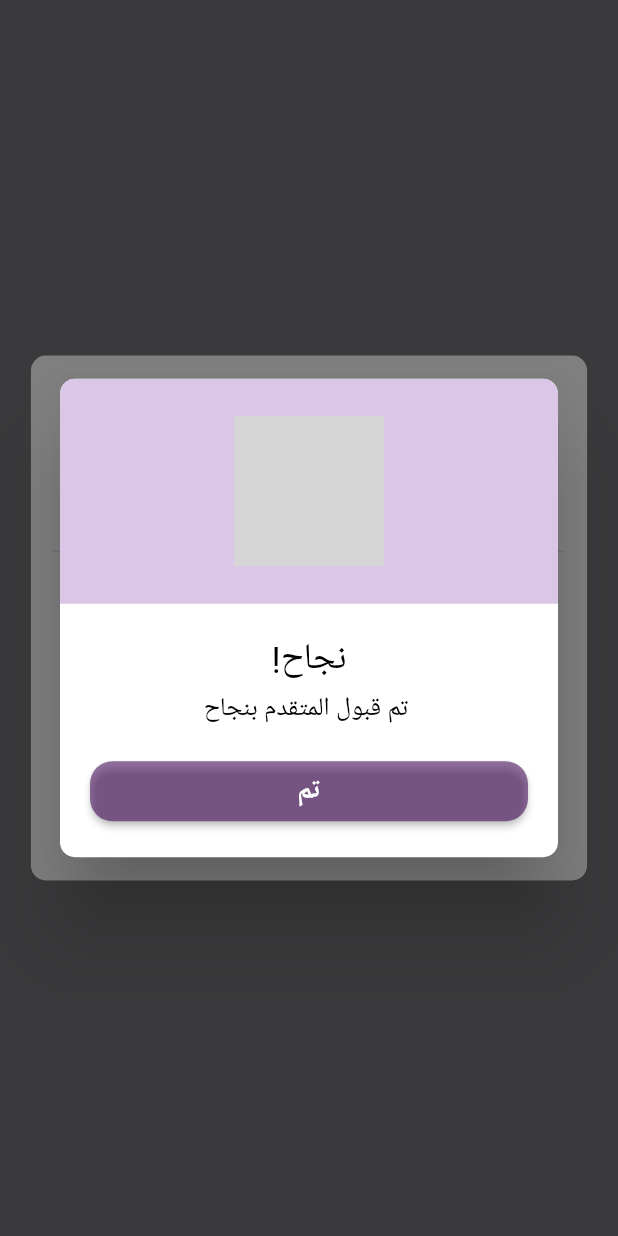
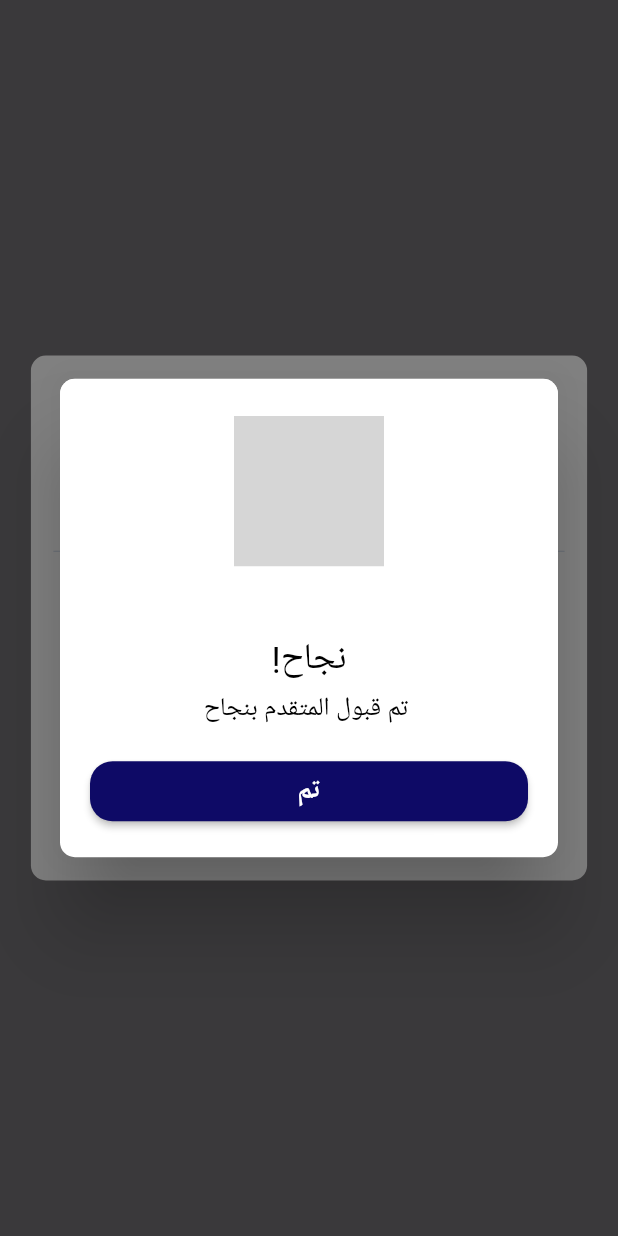
Before and after one commit to nalsomali/Wefaq-Google, a Flutter app: what showDialogFunc() shows on an empty page, opened directly, after a tap on "قبول", on a phone screen of 412 x 824 dp. Run offline on Flutter 3.47's test engine with Material 2 defaults, Android fonts, the phone set to English and light mode, and no system bars; our stand-ins replace cool_alert, file_picker, flutter_rating_bar, flutter_svg, fluttertoast, form_field_validator and 6 more; missing offline and left inert: dart:ffi, full_screen_menu, google_place, voice_message_package; accounts and stored records are empty; grey boxes are pictures that could not be loaded.

Commit message:
Update AdminRequest.dart

```diff
--- a/wefaq/lib/AdminRequest.dart
+++ b/wefaq/lib/AdminRequest.dart
@@ -203,7 +203,7 @@ showDialogFunc(context) {
                       child: IconButton(
                           icon: const Icon(
                             Icons.close,
-                            color: Color.fromARGB(255, 112, 82, 149),
+                            color: Color.fromARGB(255, 61, 74, 119),
                             size: 26,
                           ),
                           onPressed: () {
@@ -220,7 +220,7 @@ showDialogFunc(context) {
                     flex: 5,
                     child: Center(
                       child: Text(
-                        "هل تود رفض أم قبول الطلب ؟",
+                        "هل تود قبول أم رفض الطلب ؟",
                         style: TextStyle(
                           fontSize: 20,
                           color: Color.fromARGB(159, 30, 27, 31),
@@ -243,11 +243,10 @@ showDialogFunc(context) {
                           CoolAlert.show(
                               context: context,
                               title: "نجاح!",
-                              confirmBtnColor:
-                                  const Color.fromARGB(144, 64, 6, 87),
+                              confirmBtnColor: Color.fromARGB(255, 14, 10, 102),
                               type: CoolAlertType.success,
                               backgroundColor:
-                                  const Color.fromARGB(221, 212, 189, 227),
+                                  Color.fromARGB(221, 255, 255, 255),
                               text: " تم قبول المتقدم بنجاح ",
                               confirmBtnText: 'تم',
                               onConfirmBtnTap: () {
@@ -292,10 +291,9 @@ showDialogFunc(context) {
                             context: context,
                             title: "نجاح!",
                             confirmBtnColor:
-                                const Color.fromARGB(144, 64, 6, 87),
+                                const Color.fromARGB(255, 14, 10, 102),
                             type: CoolAlertType.success,
-                            backgroundColor:
-                                const Color.fromARGB(221, 212, 189, 227),
+                            backgroundColor: Color.fromARGB(221, 255, 255, 255),
                             text: " تم رفض المتقدم بنجاح ",
                             confirmBtnText: 'تم',
                             onConfirmBtnTap: () {
```
